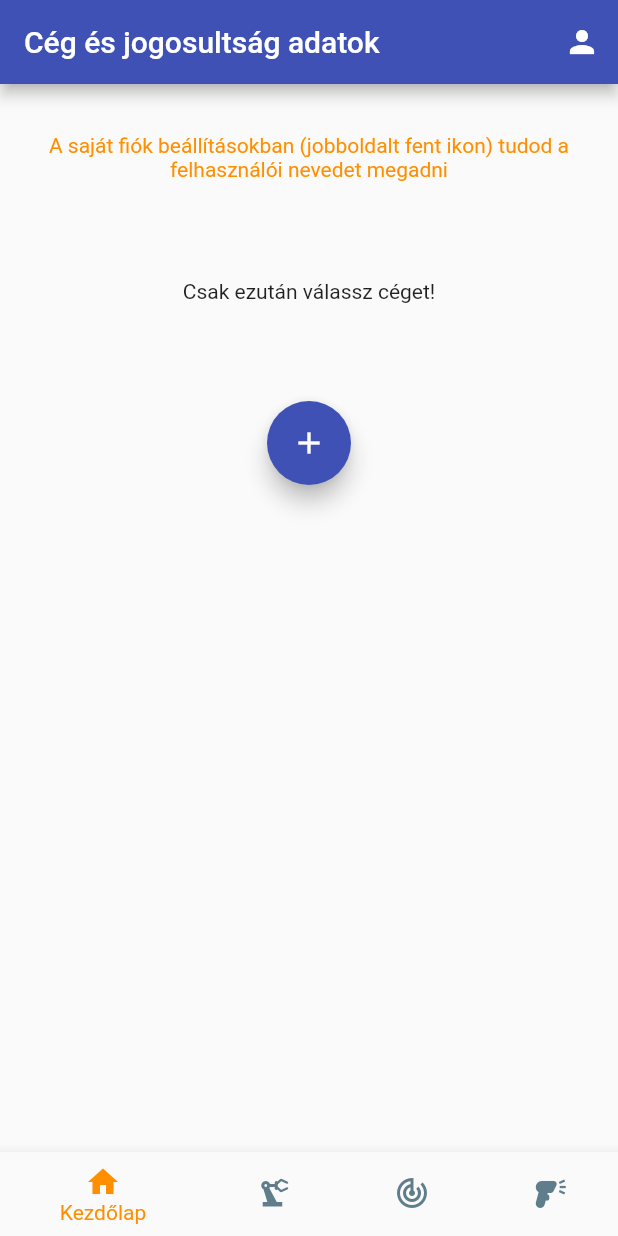
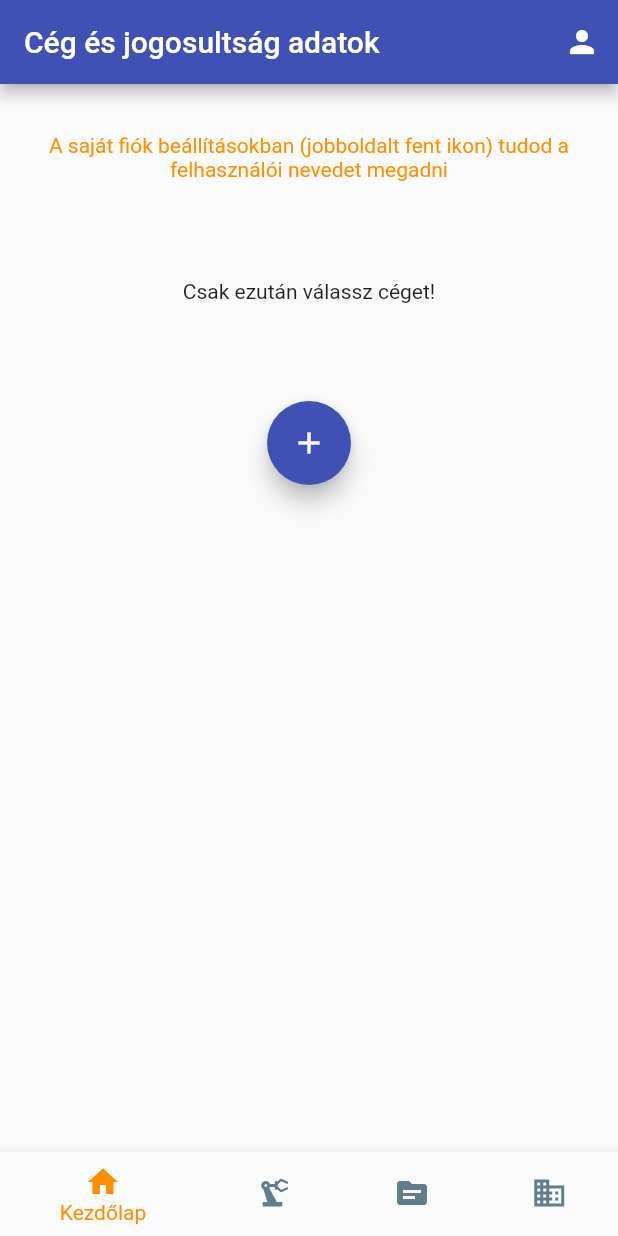
Before and after one commit to cohun/etar-q, a Flutter app: the screen it shows once a user with an empty profile is signed in, on a phone screen of 412 x 824 dp. Run offline on Flutter 3.47's test engine with Material 2 defaults, Android fonts, the phone set to English and light mode, and no system bars; our stand-ins replace cloud_firestore, dropdown_button2, equatable, firebase_auth, firebase_core, firebase_ui_firestore and 3 more; missing offline and left inert: firebase_ui_auth, firebase_ui_localizations; accounts and stored records are empty.

Commit message:
Change icons in navbar_handler

```diff
--- a/lib/src/features/products/products_list/products_search_text_field.dart
+++ b/lib/src/features/products/products_list/products_search_text_field.dart
@@ -34,7 +34,7 @@ class _ProductsSearchTextFieldState
             autofocus: false,
             style: Theme.of(context).textTheme.titleLarge,
             decoration: InputDecoration(
-              hintText: 'Search products',
+              hintText: 'Gyáriszám keresés',
               icon: const Icon(Icons.search),
               suffixIcon: value.text.isNotEmpty
                   ? IconButton(
--- a/lib/src/utils/navbar_handler.dart
+++ b/lib/src/utils/navbar_handler.dart
@@ -22,11 +22,11 @@ class _BottomNavigationState extends ConsumerState<BottomNavigation> {
     HomeScreen(),
     ProductsListScreen(),
     Text(
-      'Index 2: NFC',
+      'Index 2: Dokumentumok',
       style: optionStyle,
     ),
     Text(
-      'Index 3: QR kód',
+      'Index 3: Telephelyek',
       style: optionStyle,
     ),
   ];
@@ -64,12 +64,12 @@ class _BottomNavigationState extends ConsumerState<BottomNavigation> {
               label: 'Termékek',
             ),
             BottomNavigationBarItem(
-              icon: Icon(Icons.track_changes),
-              label: 'NFC',
+              icon: Icon(Icons.source),
+              label: 'Dokumentumok',
             ),
             BottomNavigationBarItem(
-              icon: Icon(Icons.barcode_reader),
-              label: 'QR +vonalkód',
+              icon: Icon(Icons.business),
+              label: 'Telephelyek',
             ),
           ],
           currentIndex: _selectedIndex,
```
Also changed, not shown: lib/src/features/products/home_app_bar/home_app_bar.dart (+16 -6 lines), lib/src/features/products/home_app_bar/more_menu_button.dart (deleted, +0 -59 lines).
